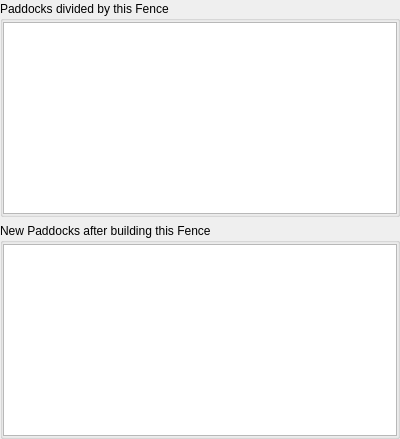
Above: mlapp/src/widgets/fence_details/fence_paddock_changes_base.ui from Trailmarker/paddock-power before the change. Below: the same form after it.
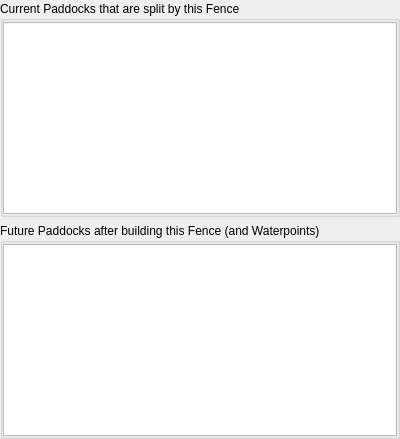
That is the form after the change. Custom widgets are drawn as their Qt base class.

The edit to the form file:
```diff
--- a/mlapp/src/widgets/fence_details/fence_paddock_changes_base.ui
+++ b/mlapp/src/widgets/fence_details/fence_paddock_changes_base.ui
@@ -38,7 +38,7 @@
       </sizepolicy>
      </property>
      <property name="title">
-      <string>Paddocks divided by this Fence</string>
+      <string>Current Paddocks that are split by this Fence</string>
      </property>
      <layout class="QVBoxLayout" name="supersededPaddockVerticalLayout">
       <property name="leftMargin">
@@ -75,7 +75,7 @@
       </sizepolicy>
      </property>
      <property name="title">
-      <string>New Paddocks after building this Fence</string>
+      <string>Future Paddocks after building this Fence (and Waterpoints)</string>
      </property>
      <layout class="QVBoxLayout" name="plannedPaddocksVerticalLayout">
       <property name="leftMargin">
```
